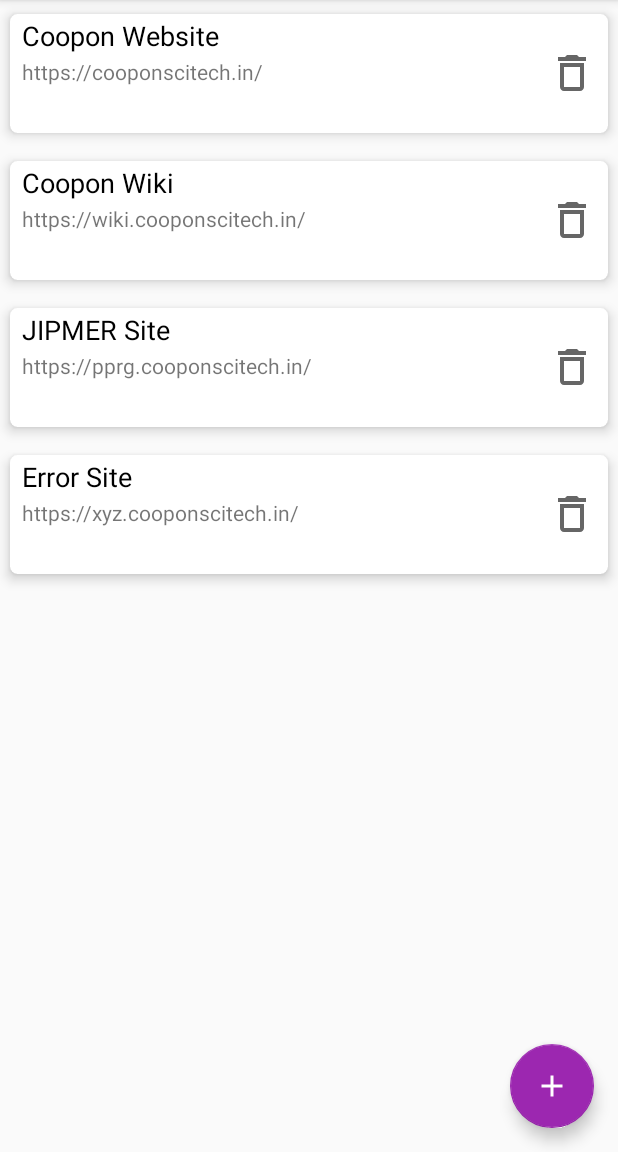
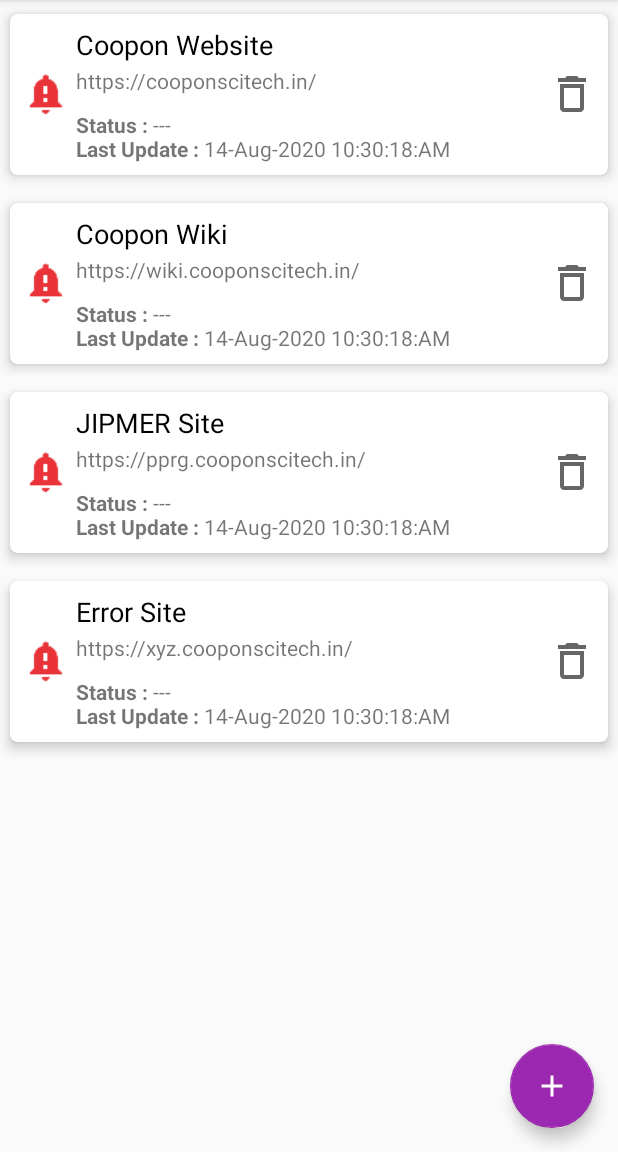
Before and after one commit to theAkito/webmon, an Android app: the screen it shows after launch (MainActivity), in the options menu, after a tap on "Settings", on a phone screen of 412 x 824 dp, the part 84-1236 px from its top. Run offline under Robolectric (Android 15) with nearby library versions, the phone set to English and light mode, and no system bars; our stand-ins replace Room's generated code.

Commit message:
status, time update in db

```diff
--- a/app/src/main/java/com/manimarank/websitemonitor/data/db/WebSiteEntry.kt
+++ b/app/src/main/java/com/manimarank/websitemonitor/data/db/WebSiteEntry.kt
@@ -11,5 +11,7 @@
 data class WebSiteEntry(
     @PrimaryKey(autoGenerate = true) val id: Long? = null,
     @ColumnInfo(name = "name") val name: String,
-    @ColumnInfo(name = "url") val url: String
+    @ColumnInfo(name = "url") val url: String,
+    @ColumnInfo(name = "status") var status: Int? = null,
+    @ColumnInfo(name = "updated_at") var updatedAt: String? = null
 ) : Parcelable
--- a/app/src/main/java/com/manimarank/websitemonitor/ui/home/WebSiteEntryAdapter.kt
+++ b/app/src/main/java/com/manimarank/websitemonitor/ui/home/WebSiteEntryAdapter.kt
@@ -1,13 +1,16 @@
 package com.manimarank.websitemonitor.ui.home
 
+import android.annotation.SuppressLint
 import android.view.LayoutInflater
 import android.view.View
 import android.view.ViewGroup
 import android.widget.Filter
 import android.widget.Filterable
+import androidx.core.text.HtmlCompat
 import androidx.recyclerview.widget.RecyclerView
 import com.manimarank.websitemonitor.R
 import com.manimarank.websitemonitor.data.db.WebSiteEntry
+import com.manimarank.websitemonitor.utils.Utils.currentDateTime
 import kotlinx.android.synthetic.main.item_website_row.view.*
 import java.util.*
 
@@ -33,9 +36,14 @@
     }
 
     class ViewHolder(itemView: View) : RecyclerView.ViewHolder(itemView) {
+        @SuppressLint("SetTextI18n")
         fun bind(webSiteEntry: WebSiteEntry, listener: WebSiteEntryEvents) {
             itemView.txtWebSite.text = webSiteEntry.name
             itemView.txtUrl.text = webSiteEntry.url
+
+            itemView.txtStatus.text = HtmlCompat.fromHtml("<b>Status :</b> ${webSiteEntry.status ?: "---"}<br><b>Last Update :</b> ${webSiteEntry.updatedAt ?: currentDateTime()}", HtmlCompat.FROM_HTML_MODE_LEGACY)
+
+            itemView.imgIndicator.setImageResource(if(webSiteEntry.status != 200) R.drawable.ic_alert else R.drawable.ic_success)
 
             itemView.imgPlayPause.setOnClickListener {
                 listener.onDeleteClicked(webSiteEntry)
--- /dev/null
+++ b/app/src/main/java/com/manimarank/websitemonitor/utils/Utils.kt
@@ -0,0 +1,12 @@
+package com.manimarank.websitemonitor.utils
+
+import java.text.SimpleDateFormat
+import java.time.LocalDate
+import java.time.format.DateTimeFormatter
+import java.util.*
+
+object Utils {
+    fun currentDateTime(): String {
+        return SimpleDateFormat("dd-MMM-yyyy HH:mm:ss:a", Locale.ENGLISH).format(Date())
+    }
+}
--- /dev/null
+++ b/app/src/main/res/drawable/ic_success.xml
@@ -0,0 +1,5 @@
+<vector android:height="24dp" android:tint="#0CBC78"
+    android:viewportHeight="24" android:viewportWidth="24"
+    android:width="24dp" xmlns:android="http://schemas.android.com/apk/res/android">
+    <path android:fillColor="@android:color/white" android:pathData="M16.59,7.58L10,14.17l-3.59,-3.58L5,12l5,5 8,-8zM12,2C6.48,2 2,6.48 2,12s4.48,10 10,10 10,-4.48 10,-10S17.52,2 12,2zM12,20c-4.42,0 -8,-3.58 -8,-8s3.58,-8 8,-8 8,3.58 8,8 -3.58,8 -8,8z"/>
+</vector>
--- a/app/src/main/res/layout/item_website_row.xml
+++ b/app/src/main/res/layout/item_website_row.xml
@@ -11,17 +11,25 @@
     <RelativeLayout
         android:layout_width="wrap_content"
         android:layout_height="wrap_content"
-        android:paddingStart="8dp"
-        android:paddingEnd="8dp"
-        android:paddingTop="2dp"
-        android:paddingBottom="2dp"
+        android:padding="8dp"
         >
+
+        <ImageView
+            android:id="@+id/imgIndicator"
+            android:layout_width="@dimen/icon_size"
+            android:layout_height="@dimen/icon_size"
+            android:layout_alignParentStart="true"
+            android:layout_centerVertical="true"
+            android:layout_marginEnd="4dp"
+            android:contentDescription="@string/app_name"
+            android:src="@drawable/ic_success" />
 
         <ImageView
             android:id="@+id/imgPlayPause"
             android:layout_width="@dimen/icon_size"
             android:layout_height="@dimen/icon_size"
             android:layout_alignParentEnd="true"
+            android:layout_marginStart="4dp"
             android:layout_centerVertical="true"
             android:contentDescription="@string/app_name"
             android:src="@drawable/ic_delete" />
@@ -30,6 +38,7 @@
             android:layout_width="match_parent"
             android:layout_height="wrap_content"
             android:layout_toStartOf="@id/imgPlayPause"
+            android:layout_toEndOf="@id/imgIndicator"
             android:orientation="vertical">
 
             <TextView
```
Also changed, not shown: app/src/main/java/com/manimarank/websitemonitor/data/repository/WebSiteEntryRepository.kt (+9 -1 lines), app/src/main/java/com/manimarank/websitemonitor/ui/home/MainActivity.kt (+9 -11 lines), app/src/main/java/com/manimarank/websitemonitor/ui/home/MainViewModel.kt (+5 -6 lines).
